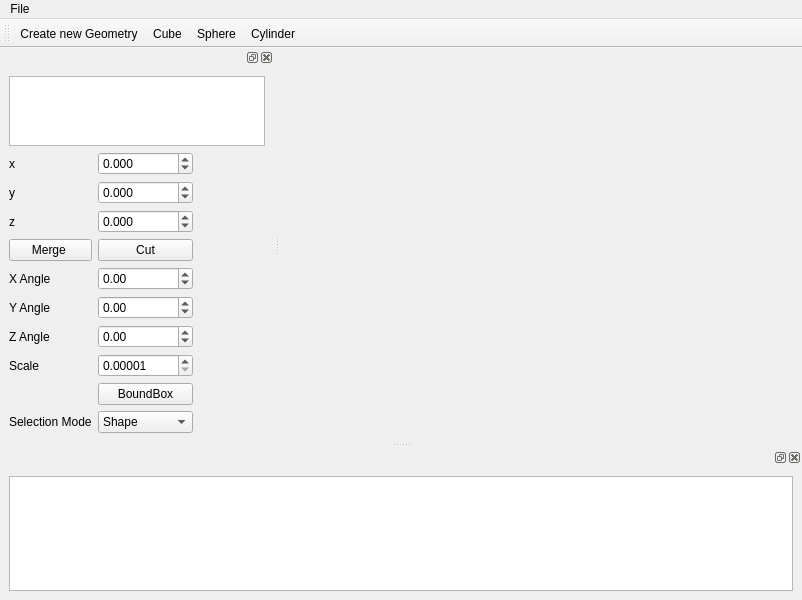
The window that 080-ManipulatingShapes/src/MainWindow.ui (haknkayaa/Qt-OpenCASCADE-Projects) describes before a commit, drawn with Qt 5.
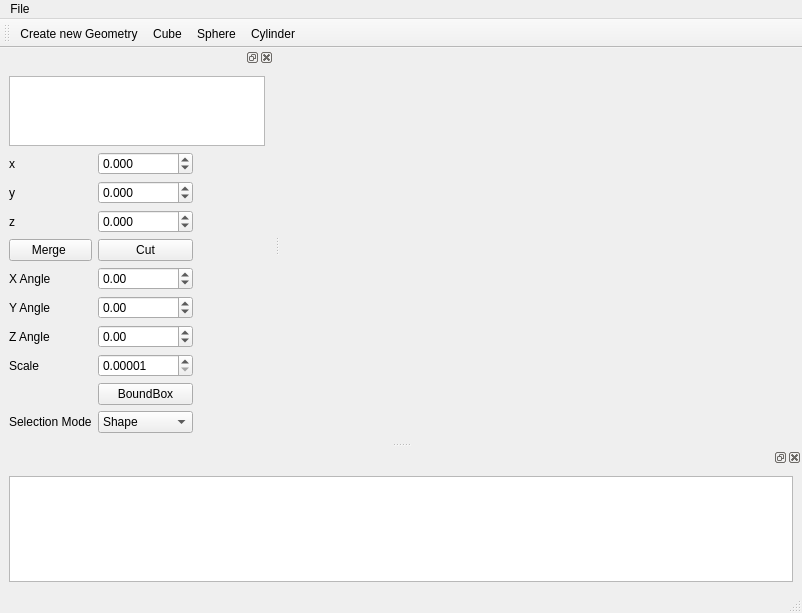
The same window after the commit. Custom widgets are drawn as their Qt base class.

```diff
--- a/080-ManipulatingShapes/src/MainWindow.ui
+++ b/080-ManipulatingShapes/src/MainWindow.ui
@@ -7,7 +7,7 @@
     <x>0</x>
     <y>0</y>
     <width>802</width>
-    <height>600</height>
+    <height>613</height>
    </rect>
   </property>
   <property name="windowTitle">
@@ -272,6 +272,7 @@
    <addaction name="actionSphere"/>
    <addaction name="actionCylinder"/>
   </widget>
+  <widget class="QStatusBar" name="statusBar"/>
   <action name="actionImport">
    <property name="text">
     <string>Import</string>
```
Left out of the diff: 6 changed lines with no effect on the pictures.
